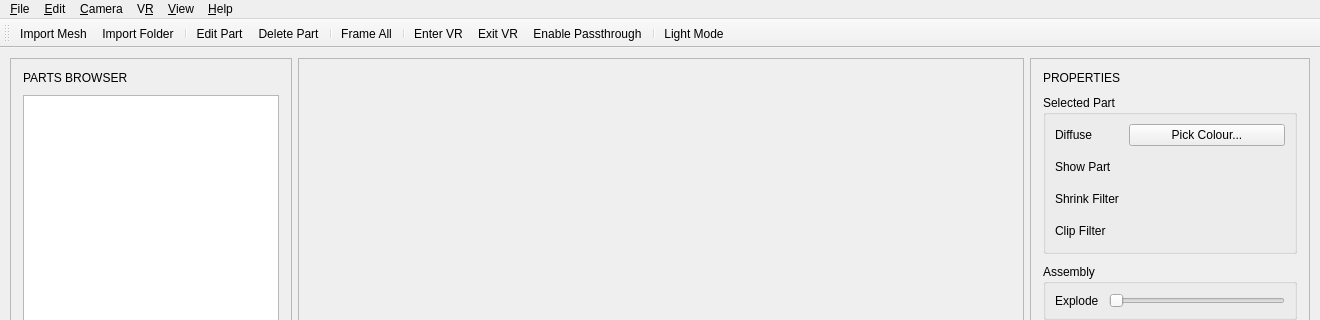
Old version of the form mainwindow.ui in the repository 2025-GROUP-1/2025_GROUP_1; both pictures show x 0 to 1320 and y 0 to 320 of the 1320 by 800 pixel window.
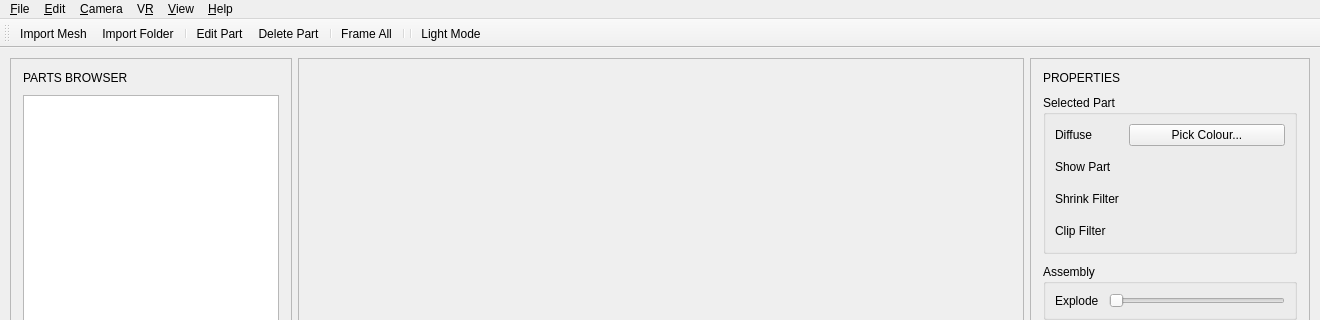
New version of the form. Icons and pictures are not drawn. Custom widgets are drawn as their Qt base class.

Commit message: Added Passthrough disables skybox feature

What changed in the file:
```diff
--- a/mainwindow.ui
+++ b/mainwindow.ui
@@ -492,9 +492,6 @@
 			<addaction name="separator"/>
 			<addaction name="actionFrame_All"/>
 			<addaction name="separator"/>
-			<addaction name="actionEnter_VR"/>
-			<addaction name="actionExit_VR"/>
-			<addaction name="actionEnable_Passthrough"/>
 			<addaction name="separator"/>
 			<addaction name="actionToggle_Theme"/>
 		</widget>
```
Left out of the diff: 5 changed lines with no effect on the pictures. Lines whose indentation alone changed are shown as unchanged. The commit also changes 4 other files.
